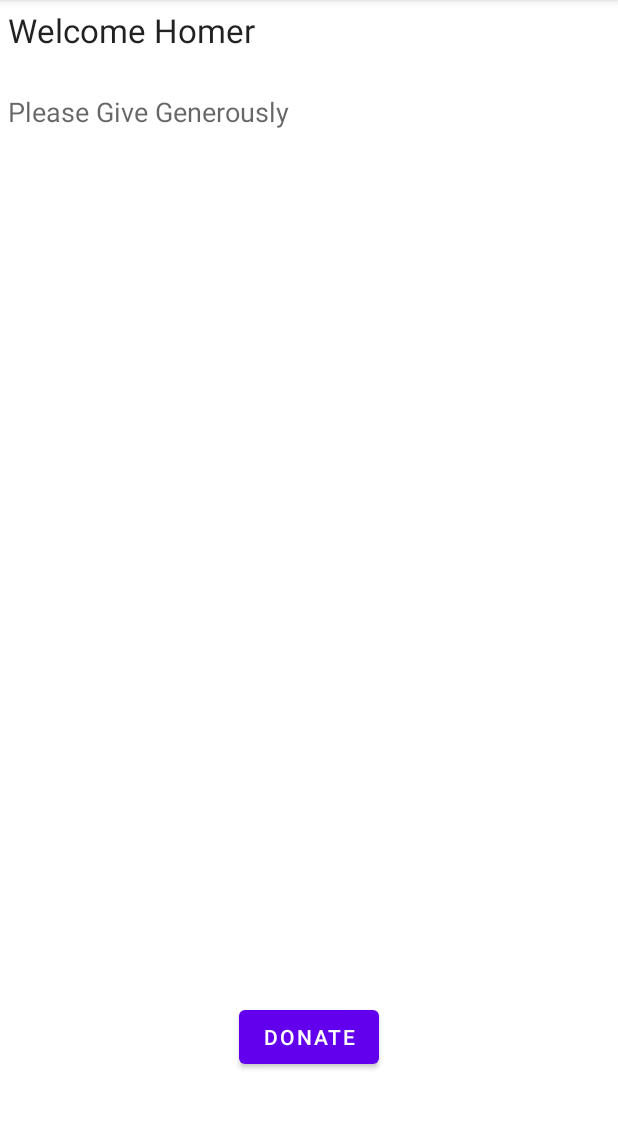
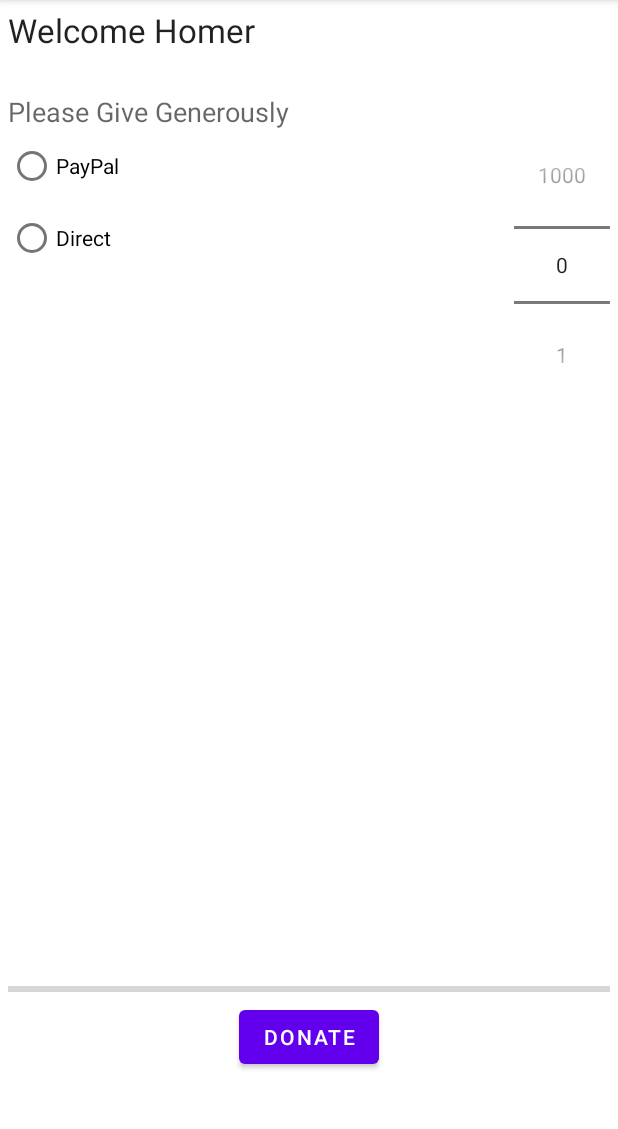
Before and after one commit to Dinh-Nam-Truong/Donation, an Android app: the screen it shows after launch (MainActivity), on a phone screen of 412 x 824 dp, the part 84-1213 px from its top. Run offline under Robolectric (Android 15) with nearby library versions, the phone set to English and light mode, and no system bars.

Commit message:
bai thuc hanh so 3

```diff
--- a/app/src/main/java/com/example/donation10/MainActivity.java
+++ b/app/src/main/java/com/example/donation10/MainActivity.java
@@ -4,17 +4,26 @@ import android.os.Bundle;
 import android.util.Log;
 import android.view.View;
 import android.widget.Button;
+import android.widget.NumberPicker;
+import android.widget.ProgressBar;
+import android.widget.RadioGroup;
 
 import androidx.appcompat.app.AppCompatActivity;
 
 public class MainActivity extends AppCompatActivity {
     private Button donateButton;
+    private RadioGroup paymentMethod;
+    private ProgressBar progressBar;
+    private NumberPicker amountPicker;
 
     @Override
     protected void onCreate(Bundle savedInstanceState) {
         super.onCreate(savedInstanceState);
         setContentView(R.layout.activity_main);
         donateButton = findViewById(R.id.donateButton);
+        paymentMethod = findViewById(R.id.paymentMethod);
+        progressBar = findViewById(R.id.progressBar);
+        amountPicker = findViewById(R.id.amountPicker);
         if (donateButton != null)
         {
             Log.v("Donate", "Really got the donate button");
@@ -22,9 +31,15 @@ public class MainActivity extends AppCompatActivity {
         donateButton.setOnClickListener(new View.OnClickListener() {
             @Override
             public void onClick(View v) {
-                Log.v("Donate", "Donate Pressed!");
+                donateButtonPressed(v);
             }
         });
+        amountPicker.setMinValue(0);
+        amountPicker.setMaxValue(1000);
+    }
+    public void donateButtonPressed (View view)
+    {
+        Log.v("Donate", "Donate Pressed!");
     }
 
 }
--- a/app/src/main/res/layout/activity_main.xml
+++ b/app/src/main/res/layout/activity_main.xml
@@ -33,5 +33,42 @@
         android:id="@+id/donateButton"
         android:layout_alignParentBottom="true"
         android:layout_centerHorizontal="true"
-        android:layout_marginBottom="47dp" />
+        android:layout_marginBottom="47dp"
+        android:onClick="donateButtonPressed"/>
+    <RadioGroup
+        android:layout_width="match_parent"
+        android:layout_height="match_parent"
+        android:layout_below="@+id/donateSubtitle"
+        android:layout_alignParentStart="true"
+        android:id="@+id/paymentMethod"
+        android:layout_toStartOf="@+id/amountPicker"
+        android:layout_above="@+id/progressBar">
+        <RadioButton
+            android:layout_width="wrap_content"
+            android:layout_height="wrap_content"
+            android:text="@string/paypal"
+            android:id="@+id/PayPal"
+            android:checked="false" />
+        <RadioButton
+            android:layout_width="wrap_content"
+            android:layout_height="wrap_content"
+            android:text="@string/direct"
+            android:id="@+id/Direct"
+            android:checked="false" />
+    </RadioGroup>
+    <NumberPicker
+        android:layout_width="wrap_content"
+        android:layout_height="wrap_content"
+        android:id="@+id/amountPicker"
+        android:layout_alignTop="@id/paymentMethod"
+        android:layout_alignEnd="@+id/donateSubtitle" />
+    <ProgressBar
+        android:layout_width="wrap_content"
+        android:layout_height="wrap_content"
+        style="?android:attr/progressBarStyleHorizontal"
+        android:id="@+id/progressBar"
+        android:layout_alignParentStart="true"
+        android:layout_alignEnd="@+id/donateSubtitle"
+        android:layout_above="@+id/donateButton"
+        android:indeterminate="false" />
 </RelativeLayout>
--- a/app/src/main/res/values/strings.xml
+++ b/app/src/main/res/values/strings.xml
@@ -4,4 +4,6 @@
     <string name="donateTitle">Welcome Homer</string>
     <string name="donateSubtitle">Please Give Generously</string>
     <string name="donateButton">Donate</string>
+    <string name="paypal">PayPal</string>
+    <string name="direct">Direct</string>
 </resources>
```
Also changed, not shown: app/src/main/res/layout/content_donate.xml (+55 -0 lines), 1 other file.
